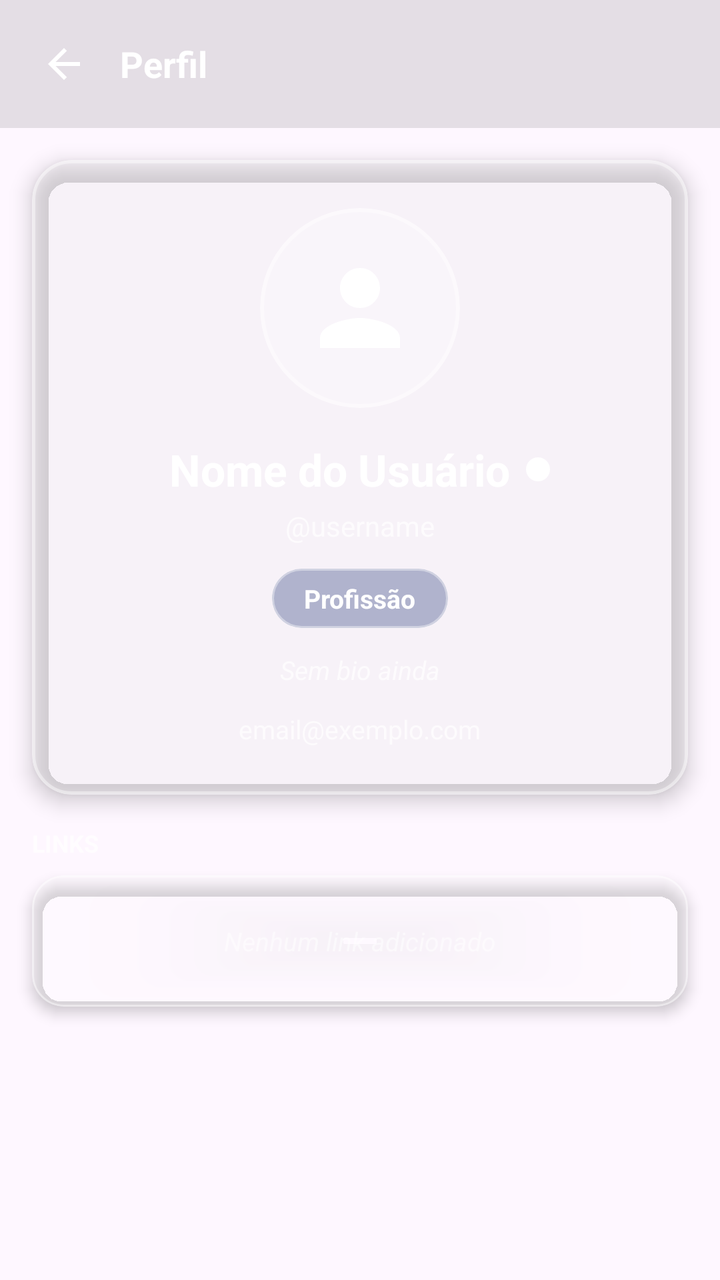
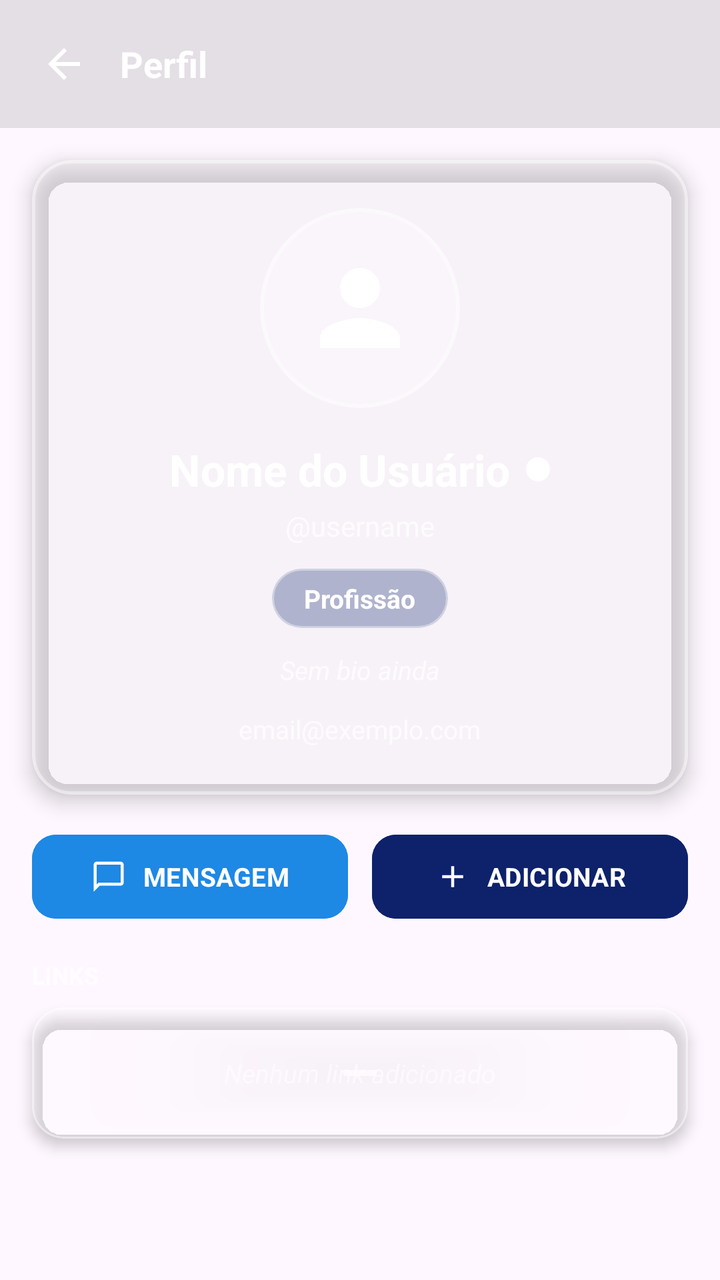

Compare the two renders of this Android layout. The source of the first and the diff that turns it into the second are given below.
<!-- AndroidManifest.xml: application theme Theme.PlataformaRemota -->
<!-- res/layout/activity_perfil_usuario.xml -->
<?xml version="1.0" encoding="utf-8"?>
<ScrollView xmlns:android="http://schemas.android.com/apk/res/android"
    xmlns:app="http://schemas.android.com/apk/res-auto"
    android:layout_width="match_parent"
    android:layout_height="match_parent"
    android:fillViewport="true">

    <LinearLayout
        android:layout_width="match_parent"
        android:layout_height="wrap_content"
        android:orientation="vertical">

        
        <LinearLayout
            android:layout_width="match_parent"
            android:layout_height="wrap_content"
            android:background="#1A000000"
            android:gravity="center_vertical"
            android:orientation="horizontal"
            android:padding="12dp">

            <ImageView
                android:id="@+id/btnVoltarPerfilUsuario"
                android:layout_width="40dp"
                android:layout_height="40dp"
                android:padding="8dp"
                android:background="?attr/selectableItemBackgroundBorderless"
                android:clickable="true"
                android:focusable="true"
                android:src="@drawable/ic_arrow_back"
                app:tint="@color/white" />

            <TextView
                android:layout_width="0dp"
                android:layout_height="wrap_content"
                android:layout_marginStart="8dp"
                android:layout_weight="1"
                android:text="@string/perfil_titulo"
                android:textColor="@color/white"
                android:textSize="18sp"
                android:textStyle="bold" />
        </LinearLayout>

        
        <com.google.android.material.card.MaterialCardView
            android:layout_width="match_parent"
            android:layout_height="wrap_content"
            android:layout_margin="16dp"
            app:cardBackgroundColor="#33FFFFFF"
            app:cardCornerRadius="20dp"
            app:cardElevation="6dp"
            app:strokeWidth="1.5dp"
            app:strokeColor="#66FFFFFF">

            <LinearLayout
                android:layout_width="match_parent"
                android:layout_height="wrap_content"
                android:gravity="center_horizontal"
                android:orientation="vertical"
                android:padding="24dp">

                <com.google.android.material.card.MaterialCardView
                    android:layout_width="100dp"
                    android:layout_height="100dp"
                    android:layout_marginBottom="16dp"
                    app:cardBackgroundColor="#33FFFFFF"
                    app:cardCornerRadius="50dp"
                    app:cardElevation="0dp"
                    app:strokeWidth="2dp"
                    app:strokeColor="#66FFFFFF">

                    <ImageView
                        android:id="@+id/imgFotoUsuario"
                        android:layout_width="match_parent"
                        android:layout_height="match_parent"
                        android:padding="20dp"
                        android:src="@drawable/ic_person"
                        app:tint="@color/white" />
                </com.google.android.material.card.MaterialCardView>

                <LinearLayout
                    android:layout_width="wrap_content"
                    android:layout_height="wrap_content"
                    android:gravity="center_vertical"
                    android:orientation="horizontal">

                    <TextView
                        android:id="@+id/txtNomeUsuarioPerfil"
                        android:layout_width="wrap_content"
                        android:layout_height="wrap_content"
                        android:text="Nome do Usuário"
                        android:textColor="@color/white"
                        android:textSize="22sp"
                        android:textStyle="bold" />

                    <View
                        android:id="@+id/dotStatusUsuario"
                        android:layout_width="12dp"
                        android:layout_height="12dp"
                        android:layout_marginStart="8dp"
                        android:background="@drawable/bg_status_dot" />
                </LinearLayout>

                <TextView
                    android:id="@+id/txtUsernameUsuarioPerfil"
                    android:layout_width="wrap_content"
                    android:layout_height="wrap_content"
                    android:layout_marginTop="4dp"
                    android:text="@username"
                    android:textColor="#B3FFFFFF"
                    android:textSize="14sp" />

                <com.google.android.material.card.MaterialCardView
                    android:layout_width="wrap_content"
                    android:layout_height="wrap_content"
                    android:layout_marginTop="12dp"
                    app:cardBackgroundColor="#4D0D226B"
                    app:cardCornerRadius="20dp"
                    app:cardElevation="0dp"
                    app:strokeWidth="1dp"
                    app:strokeColor="#66FFFFFF">

                    <TextView
                        android:id="@+id/txtProfissaoUsuarioPerfil"
                        android:layout_width="wrap_content"
                        android:layout_height="wrap_content"
                        android:paddingHorizontal="16dp"
                        android:paddingVertical="6dp"
                        android:text="@string/cadastro_hint_profissao"
                        android:textColor="@color/white"
                        android:textSize="13sp"
                        android:textStyle="bold" />
                </com.google.android.material.card.MaterialCardView>

                <TextView
                    android:id="@+id/txtBioUsuarioPerfil"
                    android:layout_width="match_parent"
                    android:layout_height="wrap_content"
                    android:layout_marginTop="12dp"
                    android:layout_marginHorizontal="16dp"
                    android:text="@string/perfil_bio_vazia"
                    android:textAlignment="center"
                    android:textColor="#B3FFFFFF"
                    android:textSize="13sp"
                    android:textStyle="italic" />

                <TextView
                    android:id="@+id/txtEmailUsuarioPerfil"
                    android:layout_width="wrap_content"
                    android:layout_height="wrap_content"
                    android:layout_marginTop="12dp"
                    android:text="email@exemplo.com"
                    android:textColor="#B3FFFFFF"
                    android:textSize="13sp" />
            </LinearLayout>
        </com.google.android.material.card.MaterialCardView>

        
        <TextView
            android:layout_width="wrap_content"
            android:layout_height="wrap_content"
            android:layout_marginHorizontal="16dp"
            android:layout_marginBottom="8dp"
            android:text="LINKS"
            android:textColor="#B3FFFFFF"
            android:textSize="12sp"
            android:textStyle="bold" />

        <com.google.android.material.card.MaterialCardView
            android:layout_width="match_parent"
            android:layout_height="wrap_content"
            android:layout_marginHorizontal="16dp"
            android:layout_marginBottom="16dp"
            app:cardBackgroundColor="#33FFFFFF"
            app:cardCornerRadius="16dp"
            app:cardElevation="4dp"
            app:strokeWidth="1dp"
            app:strokeColor="#66FFFFFF">

            <LinearLayout
                android:layout_width="match_parent"
                android:layout_height="wrap_content"
                android:orientation="vertical"
                android:padding="8dp">

                <LinearLayout
                    android:id="@+id/containerLinksUsuario"
                    android:layout_width="match_parent"
                    android:layout_height="wrap_content"
                    android:orientation="vertical" />

                <TextView
                    android:id="@+id/txtSemLinksUsuario"
                    android:layout_width="match_parent"
                    android:layout_height="wrap_content"
                    android:padding="16dp"
                    android:text="@string/perfil_sem_links"
                    android:textAlignment="center"
                    android:textColor="#80FFFFFF"
                    android:textSize="13sp"
                    android:textStyle="italic" />
            </LinearLayout>
        </com.google.android.material.card.MaterialCardView>

        <TextView
            android:id="@+id/txtTituloCurriculo"
            android:layout_width="wrap_content"
            android:layout_height="wrap_content"
            android:layout_marginHorizontal="16dp"
            android:layout_marginBottom="8dp"
            android:text="@string/perfil_secao_curriculo"
            android:textColor="#B3FFFFFF"
            android:textSize="12sp"
            android:textStyle="bold"
            android:visibility="gone" />

        <com.google.android.material.card.MaterialCardView
            android:id="@+id/cardCurriculoUsuario"
            android:layout_width="match_parent"
            android:layout_height="wrap_content"
            android:layout_marginHorizontal="16dp"
            android:layout_marginBottom="16dp"
            android:visibility="gone"
            android:clickable="true"
            android:focusable="true"
            app:cardBackgroundColor="#33FFFFFF"
            app:cardCornerRadius="16dp"
            app:cardElevation="4dp"
            app:strokeWidth="1dp"
            app:strokeColor="#66FFFFFF">

            <LinearLayout
                android:layout_width="match_parent"
                android:layout_height="wrap_content"
                android:gravity="center_vertical"
                android:orientation="horizontal"
                android:padding="16dp">

                <ImageView
                    android:layout_width="24dp"
                    android:layout_height="24dp"
                    android:layout_marginEnd="16dp"
                    android:src="@drawable/ic_menu_description"
                    app:tint="#43A047" />

                <LinearLayout
                    android:layout_width="0dp"
                    android:layout_height="wrap_content"
                    android:layout_weight="1"
                    android:orientation="vertical">

                    <TextView
                        android:id="@+id/txtNomeCurriculoUsuario"
                        android:layout_width="match_parent"
                        android:layout_height="wrap_content"
                        android:ellipsize="end"
                        android:maxLines="1"
                        android:text="curriculo.pdf"
                        android:textColor="@color/white"
                        android:textSize="14sp"
                        android:textStyle="bold" />

                    <TextView
                        android:layout_width="wrap_content"
                        android:layout_height="wrap_content"
                        android:text="@string/perfil_curriculo_toque_abrir"
                        android:textColor="#B3FFFFFF"
                        android:textSize="11sp" />
                </LinearLayout>

                <ImageView
                    android:layout_width="20dp"
                    android:layout_height="20dp"
                    android:src="@drawable/ic_arrow_back"
                    android:rotation="180"
                    app:tint="#80FFFFFF" />
            </LinearLayout>
        </com.google.android.material.card.MaterialCardView>

        <TextView
            android:id="@+id/txtTituloAvaliacoes"
            android:layout_width="wrap_content"
            android:layout_height="wrap_content"
            android:layout_marginHorizontal="16dp"
            android:layout_marginBottom="8dp"
            android:text="AVALIAÇÕES"
            android:textColor="#B3FFFFFF"
            android:textSize="12sp"
            android:textStyle="bold"
            android:visibility="gone" />

        <com.google.android.material.card.MaterialCardView
            android:id="@+id/cardAvaliacoesUsuario"
            android:layout_width="match_parent"
            android:layout_height="wrap_content"
            android:layout_marginHorizontal="16dp"
            android:layout_marginBottom="16dp"
            android:visibility="gone"
            app:cardBackgroundColor="#33FFFFFF"
            app:cardCornerRadius="16dp"
            app:cardElevation="4dp"
            app:strokeWidth="1dp"
            app:strokeColor="#66FFFFFF">

            <LinearLayout
                android:layout_width="match_parent"
                android:layout_height="wrap_content"
                android:orientation="vertical"
                android:padding="16dp">

                <LinearLayout
                    android:layout_width="match_parent"
                    android:layout_height="wrap_content"
                    android:gravity="center_vertical"
                    android:orientation="horizontal"
                    android:layout_marginBottom="12dp">

                    <TextView
                        android:id="@+id/txtMediaAvaliacoes"
                        android:layout_width="wrap_content"
                        android:layout_height="wrap_content"
                        android:text="5.0"
                        android:textColor="#FFC107"
                        android:textSize="26sp"
                        android:textStyle="bold" />

                    <LinearLayout
                        android:id="@+id/linhaEstrelasMedia"
                        android:layout_width="wrap_content"
                        android:layout_height="wrap_content"
                        android:layout_marginStart="10dp"
                        android:orientation="horizontal" />

                    <TextView
                        android:id="@+id/txtTotalAvaliacoes"
                        android:layout_width="0dp"
                        android:layout_height="wrap_content"
                        android:layout_marginStart="10dp"
                        android:layout_weight="1"
                        android:text="(0 avaliações)"
                        android:textColor="#B3FFFFFF"
                        android:textSize="12sp" />
                </LinearLayout>

                <LinearLayout
                    android:id="@+id/containerAvaliacoesUsuario"
                    android:layout_width="match_parent"
                    android:layout_height="wrap_content"
                    android:orientation="vertical" />
            </LinearLayout>
        </com.google.android.material.card.MaterialCardView>

        
        <TextView
            android:id="@+id/txtTituloAcoes"
            android:layout_width="wrap_content"
            android:layout_height="wrap_content"
            android:layout_marginHorizontal="16dp"
            android:layout_marginBottom="8dp"
            android:text="AÇÕES DO GRUPO"
            android:textColor="#B3FFFFFF"
            android:textSize="12sp"
            android:textStyle="bold"
            android:visibility="gone" />

        <LinearLayout
            android:id="@+id/layoutAcoesGrupo"
            android:layout_width="match_parent"
            android:layout_height="wrap_content"
            android:layout_marginHorizontal="16dp"
            android:layout_marginBottom="16dp"
            android:orientation="vertical"
            android:visibility="gone">

            <com.google.android.material.button.MaterialButton
                android:id="@+id/btnPromoverAdmin"
                android:layout_width="match_parent"
                android:layout_height="52dp"
                android:layout_marginBottom="8dp"
                android:insetTop="0dp"
                android:insetBottom="0dp"
                android:text="PROMOVER A ADMIN"
                android:textColor="@color/white"
                android:textSize="14sp"
                android:textStyle="bold"
                app:backgroundTint="#43A047"
                app:cornerRadius="26dp"
                app:icon="@drawable/ic_person"
                app:iconGravity="textStart"
                app:iconPadding="8dp"
                app:iconTint="@color/white" />

            <com.google.android.material.button.MaterialButton
                android:id="@+id/btnRemoverDoGrupo"
                android:layout_width="match_parent"
                android:layout_height="52dp"
                android:insetTop="0dp"
                android:insetBottom="0dp"
                android:text="REMOVER DO GRUPO"
                android:textColor="@color/white"
                android:textSize="14sp"
                android:textStyle="bold"
                app:backgroundTint="#D32F2F"
                app:cornerRadius="26dp"
                app:icon="@drawable/ic_delete"
                app:iconGravity="textStart"
                app:iconPadding="8dp"
                app:iconTint="@color/white" />
        </LinearLayout>

        
        <TextView
            android:id="@+id/txtTituloBloquear"
            android:layout_width="wrap_content"
            android:layout_height="wrap_content"
            android:layout_marginHorizontal="16dp"
            android:layout_marginBottom="8dp"
            android:text="AÇÕES"
            android:textColor="#B3FFFFFF"
            android:textSize="12sp"
            android:textStyle="bold"
            android:visibility="gone" />

        <com.google.android.material.button.MaterialButton
            android:id="@+id/btnBloquearUsuario"
            android:layout_width="match_parent"
            android:layout_height="52dp"
            android:layout_marginHorizontal="16dp"
            android:layout_marginBottom="24dp"
            android:insetTop="0dp"
            android:insetBottom="0dp"
            android:text="BLOQUEAR USUÁRIO"
            android:textColor="@color/white"
            android:textSize="14sp"
            android:textStyle="bold"
            app:backgroundTint="#757575"
            app:cornerRadius="26dp"
            app:icon="@drawable/ic_delete"
            app:iconGravity="textStart"
            app:iconPadding="8dp"
            app:iconTint="@color/white"
            android:visibility="gone" />

    </LinearLayout>
</ScrollView>
<!-- resources referenced by this layout -->
<resources>
  <color name="white">#FFFFFFFF</color>
  <!-- drawable bg_status_dot (drawable) -->
  <?xml version="1.0" encoding="utf-8"?>
  <shape xmlns:android="http://schemas.android.com/apk/res/android"
      android:shape="oval">
      <solid android:color="#FFFFFF" />
      <size android:width="12dp" android:height="12dp" />
  </shape>
  <!-- drawable ic_arrow_back (drawable) -->
  <vector xmlns:android="http://schemas.android.com/apk/res/android" android:autoMirrored="true" android:height="24dp" android:tint="#000000" android:viewportHeight="960" android:viewportWidth="960" android:width="24dp">
        
      <path android:fillColor="@android:color/white" android:pathData="M313,520L537,744L480,800L160,480L480,160L537,216L313,440L800,440L800,520L313,520Z"/>
      
  </vector>
  <!-- drawable ic_person (drawable) -->
  <vector xmlns:android="http://schemas.android.com/apk/res/android" android:height="24dp" android:tint="#000000" android:viewportHeight="24" android:viewportWidth="24" android:width="24dp">
        
      <path android:fillColor="@android:color/white" android:pathData="M12,12c2.21,0 4,-1.79 4,-4s-1.79,-4 -4,-4 -4,1.79 -4,4 1.79,4 4,4zM12,14c-2.67,0 -8,1.34 -8,4v2h16v-2c0,-2.66 -5.33,-4 -8,-4z"/>
      
  </vector>
  <string name="cadastro_hint_profissao">Profissão</string>
  <string name="perfil_bio_vazia">Sem bio ainda</string>
  <string name="perfil_curriculo_toque_abrir">Toque para abrir</string>
  <string name="perfil_secao_curriculo">CURRÍCULO</string>
  <string name="perfil_sem_links">Nenhum link adicionado</string>
  <string name="perfil_titulo">Perfil</string>
  <style name="Theme.PlataformaRemota" parent="Base.Theme.PlataformaRemota" />
  <style name="Base.Theme.PlataformaRemota" parent="Theme.Material3.DayNight.NoActionBar">
          <item name="android:windowAnimationStyle">@style/ActivityAnimation</item>
          <item name="android:fontFamily">sans-serif</item>
          <item name="fontFamily">sans-serif</item>
      </style>
  <style name="ActivityAnimation" parent="@android:style/Animation.Activity">
          <item name="android:activityOpenEnterAnimation">@anim/slide_in_right</item>
          <item name="android:activityOpenExitAnimation">@anim/slide_out_left</item>
          <item name="android:activityCloseEnterAnimation">@anim/slide_in_left</item>
          <item name="android:activityCloseExitAnimation">@anim/slide_out_right</item>
      </style>
  <!-- unchanged entries left out for length: 2 -->
</resources>

<!-- the commit's change to res/layout/activity_perfil_usuario.xml (unified diff, before → after) -->
@@ -154,6 +154,49 @@
                     android:textSize="13sp" />
             </LinearLayout>
         </com.google.android.material.card.MaterialCardView>
+
+        
+        <LinearLayout
+            android:id="@+id/layoutBotoesAmizade"
+            android:layout_width="match_parent"
+            android:layout_height="wrap_content"
+            android:layout_marginHorizontal="16dp"
+            android:layout_marginBottom="16dp"
+            android:orientation="horizontal"
+            android:weightSum="2">
+
+            <com.google.android.material.button.MaterialButton
+                android:id="@+id/btnMensagemPerfil"
+                android:layout_width="0dp"
+                android:layout_height="50dp"
+                android:layout_marginEnd="6dp"
+                android:layout_weight="1"
+                android:backgroundTint="#1E88E5"
+                android:text="MENSAGEM"
+                android:textColor="#FFFFFF"
+                android:textSize="13sp"
+                android:textStyle="bold"
+                app:cornerRadius="12dp"
+                app:icon="@drawable/ic_message"
+                app:iconGravity="textStart"
+                app:iconTint="#FFFFFF" />
+
+            <com.google.android.material.button.MaterialButton
+                android:id="@+id/btnAddAmigo"
+                android:layout_width="0dp"
+                android:layout_height="50dp"
+                android:layout_marginStart="6dp"
+                android:layout_weight="1"
+                android:backgroundTint="#0D226B"
+                android:text="ADICIONAR"
+                android:textColor="#FFFFFF"
+                android:textSize="13sp"
+                android:textStyle="bold"
+                app:cornerRadius="12dp"
+                app:icon="@drawable/ic_add"
+                app:iconGravity="textStart"
+                app:iconTint="#FFFFFF" />
+        </LinearLayout>
 
         
         <TextView
<!-- resource entries referenced after the edit -->
@@ -8,10 +8,22 @@
       <solid android:color="#FFFFFF" />
       <size android:width="12dp" android:height="12dp" />
   </shape>
+  <!-- drawable ic_add (drawable) -->
+  <vector xmlns:android="http://schemas.android.com/apk/res/android" android:height="24dp" android:tint="#000000" android:viewportHeight="960" android:viewportWidth="960" android:width="24dp">
+        
+      <path android:fillColor="@android:color/white" android:pathData="M440,520L200,520L200,440L440,440L440,200L520,200L520,440L760,440L760,520L520,520L520,760L440,760L440,520Z"/>
+      
+  </vector>
   <!-- drawable ic_arrow_back (drawable) -->
   <vector xmlns:android="http://schemas.android.com/apk/res/android" android:autoMirrored="true" android:height="24dp" android:tint="#000000" android:viewportHeight="960" android:viewportWidth="960" android:width="24dp">
         
       <path android:fillColor="@android:color/white" android:pathData="M313,520L537,744L480,800L160,480L480,160L537,216L313,440L800,440L800,520L313,520Z"/>
+      
+  </vector>
+  <!-- drawable ic_message (drawable) -->
+  <vector xmlns:android="http://schemas.android.com/apk/res/android" android:height="24dp" android:tint="#000000" android:viewportHeight="960" android:viewportWidth="960" android:width="24dp">
+        
+      <path android:fillColor="@android:color/white" android:pathData="M80,880L80,160Q80,127 103.5,103.5Q127,80 160,80L800,80Q833,80 856.5,103.5Q880,127 880,160L880,640Q880,673 856.5,696.5Q833,720 800,720L240,720L80,880ZM206,640L800,640Q800,640 800,640Q800,640 800,640L800,160Q800,160 800,160Q800,160 800,160L160,160Q160,160 160,160Q160,160 160,160L160,685L206,640ZM160,640L160,640L160,160Q160,160 160,160Q160,160 160,160L160,160Q160,160 160,160Q160,160 160,160L160,640Q160,640 160,640Q160,640 160,640Z"/>
       
   </vector>
   <!-- drawable ic_person (drawable) -->
